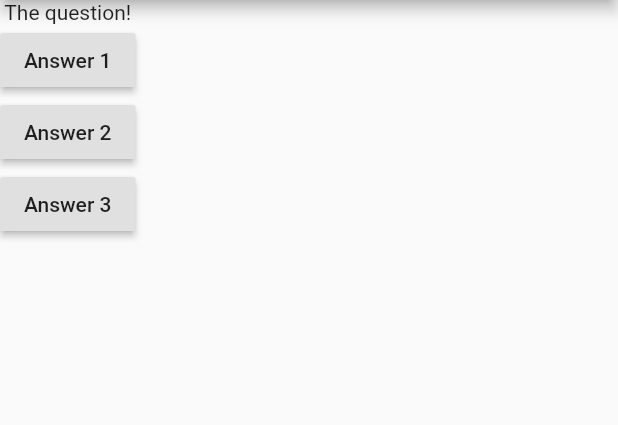
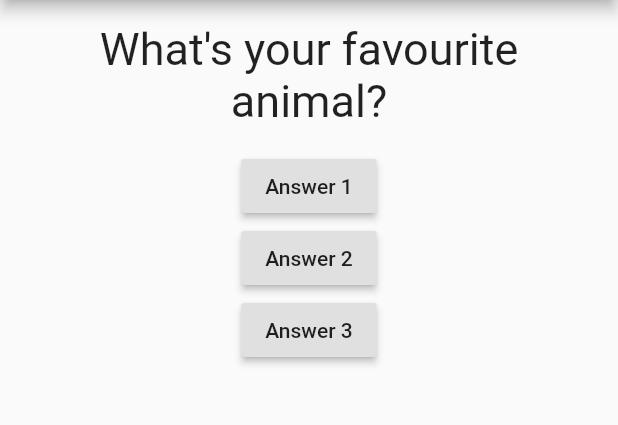
Before and after one commit to iadirock/Flutter_App1, a Flutter app: the screen it shows after launch, after a tap on "Answer 1", on a phone screen of 412 x 824 dp, the part 84-509 px from its top. Run offline on Flutter 3.47's test engine with Material 2 defaults, Android fonts, the phone set to English and light mode, and no system bars.

Commit message:
Add the design for question and options and create a new widget

```diff
--- a/lib/main.dart
+++ b/lib/main.dart
@@ -1,22 +1,42 @@
 //importing the material icon theme to add in our app
 import 'package:flutter/material.dart';
 
+import './question.dart';
 //main function which runs automatically on starting the app
 
 //Instantiatng my MyApp class
 void main() => runApp(MyApp());
 //shortcut for braces '{}' = '=>'. Only use when function have only 1 expression
 
-//statelesswidget is provided by the material.dart
-class MyApp extends StatelessWidget {
-  // void answerFunc() {
-  // print('answer chosen');
-  // }
+class MyApp extends StatefulWidget {
+  @override
+  State<StatefulWidget> createState() {
+    // TODO: implement createState
+    return _MyAppState();
+  }
+}
+
+class _MyAppState extends State<MyApp> {
+  //questionIndex can be viewed and accessed in this class only
+  var _questionIndex = 0;
+
+  //answerFunc can be viewed and accessed in this class only
+  void _answerFunc() {
+    //chnaging the state by wrapping the code
+    setState(() {
+      _questionIndex = _questionIndex + 1;
+    });
+    print(_questionIndex);
+  }
 
   //decorator provided by flutter and dart
   //Basically we are overriding the build function provided by the stateless widget
   @override
   Widget build(BuildContext context) {
+    var questions = [
+      'What\'s your favourite color?',
+      'What\'s your favourite animal?',
+    ];
     // scaffold gives you a basic design
     return MaterialApp(
       home: Scaffold(
@@ -25,10 +45,10 @@ class MyApp extends StatelessWidget {
           ),
           body: Column(
             children: [
-              Text('The question!'),
+              Question(questions[_questionIndex]),
               RaisedButton(
                 child: Text('Answer 1'),
-                onPressed: () => print('Answer 1'),
+                onPressed: _answerFunc,
               ),
               RaisedButton(
                 child: Text('Answer 2'),
--- /dev/null
+++ b/lib/question.dart
@@ -0,0 +1,22 @@
+import 'package:flutter/material.dart';
+
+class Question extends StatelessWidget {
+  final String questionText;
+
+  Question(this.questionText);
+
+  @override
+  Widget build(BuildContext context) {
+    return Container(
+      width: double.infinity,
+      margin: EdgeInsets.all(15),
+      child: Text(
+        questionText,
+        style: TextStyle(
+          fontSize: 30,
+        ),
+        textAlign: TextAlign.center,
+      ),
+    );
+  }
+}
```
